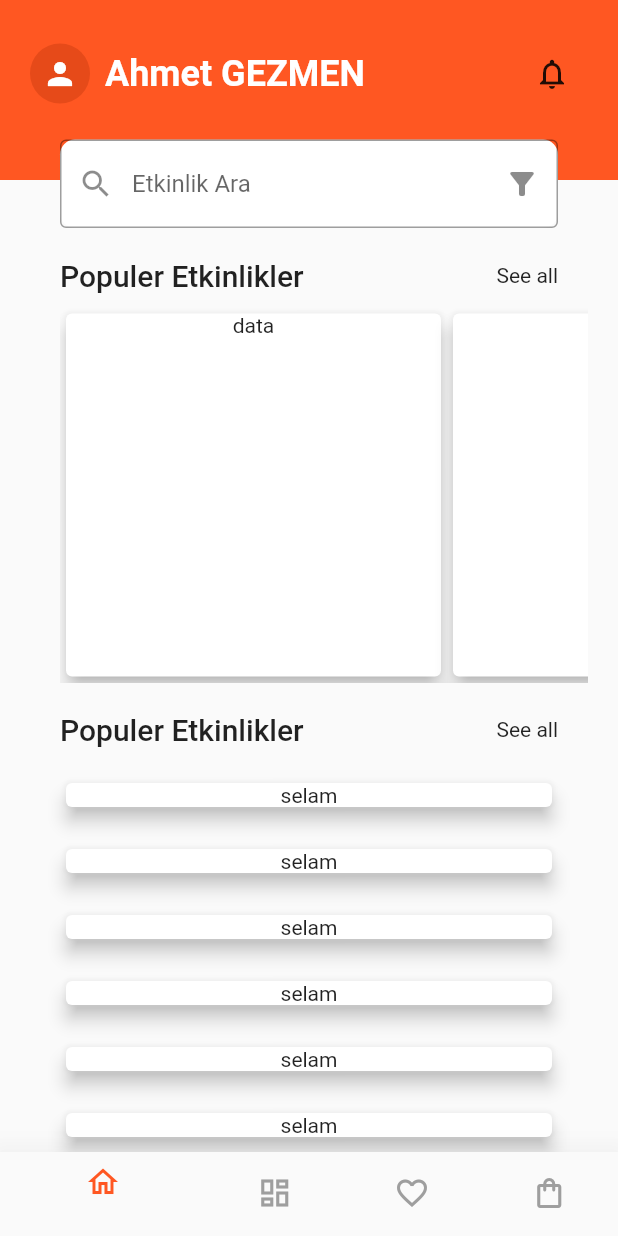
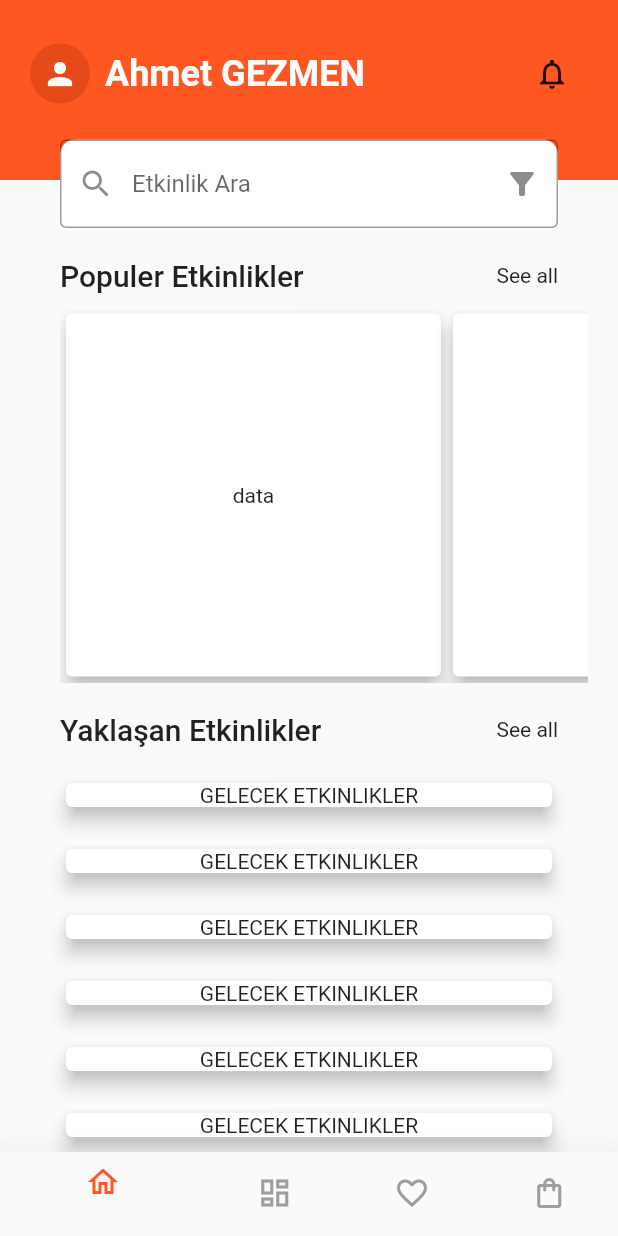
Before and after one commit to ahmetgezmen/calvesia, a Flutter app: the screen it shows after launch, on a phone screen of 412 x 824 dp. Run offline on Flutter 3.47's test engine with Material 2 defaults, Android fonts, the light colour scheme and no system bars; our stand-ins replace firebase_auth, firebase_core; accounts and stored records are empty.

Commit message:
Ana ekran event cartlarının modelleri ve widgetları yazıldı

```diff
--- a/lib/feature/onboard/HomePage.dart
+++ b/lib/feature/onboard/view/HomePage.dart
@@ -1,4 +1,7 @@
 import 'package:flutter/material.dart';
+
+import '../../widget/PopularEventCardWidget.dart';
+import '../../widget/UpcomingEventsCardWidget.dart';
 
 class HomePage extends StatelessWidget {
   const HomePage({Key? key}) : super(key: key);
@@ -29,31 +32,18 @@ class BottomComponent extends StatelessWidget {
           child: Row(
             mainAxisAlignment: MainAxisAlignment.spaceBetween,
             children: <Widget>[
-              Text("Populer Etkinlikler",
+              Text("Yaklaşan Etkinlikler",
                   style: Theme.of(context).textTheme.headline6),
               Text("See all"),
             ],
           ),
         ),
     for (int i=0; i<15; i++)
-        _BottomComponentFunction()
+      UpcomingEventsCardWidget(title: 'GELECEK ETKINLIKLER',)
       ],
     );
   }
 }
-
-_BottomComponentFunction() {
-
-    return const Padding(
-      padding: const EdgeInsets.only(left: 40, right: 40, top: 20),
-      child: Card(
-        elevation: 5,
-        child: Center(
-          child: Text("selam"),
-        ),
-      ),
-    );
-  }
 
 
 class BodyComponent extends StatelessWidget {
@@ -85,15 +75,7 @@ class BodyComponent extends StatelessWidget {
                   shrinkWrap: true,
                   scrollDirection: Axis.horizontal,
                   itemBuilder: (context, index) {
-                    return Card(
-                      elevation: 5,
-                      child: SizedBox(
-                        width: 250,
-                        child: Column(
-                          children: [Text("data")],
-                        ),
-                      ),
-                    );
+                    return PopularEventCard(title: 'data');
                   }),
             ),
           )
--- /dev/null
+++ b/lib/feature/widget/PopularEventCardWidget.dart
@@ -0,0 +1,35 @@
+import 'package:flutter/material.dart';
+
+class PopularEventCard extends StatefulWidget {
+  final String title;
+  PopularEventCard({Key? key, required this.title}) : super(key: key);
+
+  @override
+  State<PopularEventCard> createState() => _PopularEventCardState();
+}
+
+class _PopularEventCardState extends State<PopularEventCard> {
+  @override
+  void didUpdateWidget(covariant PopularEventCard oldWidget) {
+    super.didUpdateWidget(oldWidget);
+    if (oldWidget.title != widget.title) {
+      setState(() {});
+    }
+  }
+
+  @override
+  Widget build(BuildContext context) {
+    return Card(
+      elevation: 5,
+      child: Center(
+        child: SizedBox(
+          width: 250,
+          child: Column(
+            mainAxisAlignment: MainAxisAlignment.center,
+            children: [Text(widget.title)],
+          ),
+        ),
+      ),
+    );
+  }
+}
--- /dev/null
+++ b/lib/feature/widget/UpcomingEventsCardWidget.dart
@@ -0,0 +1,24 @@
+import 'package:flutter/material.dart';
+
+class UpcomingEventsCardWidget extends StatefulWidget {
+  final String title;
+  UpcomingEventsCardWidget({Key? key, required this.title}) : super(key: key);
+
+  @override
+  State<UpcomingEventsCardWidget> createState() => _UpcomingEventsCardWidgetState();
+}
+
+class _UpcomingEventsCardWidgetState extends State<UpcomingEventsCardWidget> {
+  @override
+  Widget build(BuildContext context) {
+    return  Padding(
+      padding: const EdgeInsets.only(left: 40, right: 40, top: 20),
+      child: Card(
+        elevation: 5,
+        child: Center(
+          child: Text(widget.title),
+        ),
+      ),
+    );
+  }
+}
```
Also changed, not shown: lib/feature/onboard/BasePage.dart (+4 -4 lines), lib/feature/onboard/models/PopularEventCardModel.dart (added, +81 -0 lines), lib/feature/onboard/models/UpcomingEventsCardModel.dart (added, +81 -0 lines), lib/feature/onboard/view/BuyPageComingSoon.dart (renamed from lib/feature/onboard/BuyPageComingSoon.dart), lib/feature/onboard/view/ExplorePage.dart (renamed from lib/feature/onboard/ExplorePage.dart), lib/feature/onboard/view/FavoritePage.dart (renamed from lib/feature/onboard/FavoritePage.dart), lib/feature/onboard/view/ProfilePage.dart (added).
